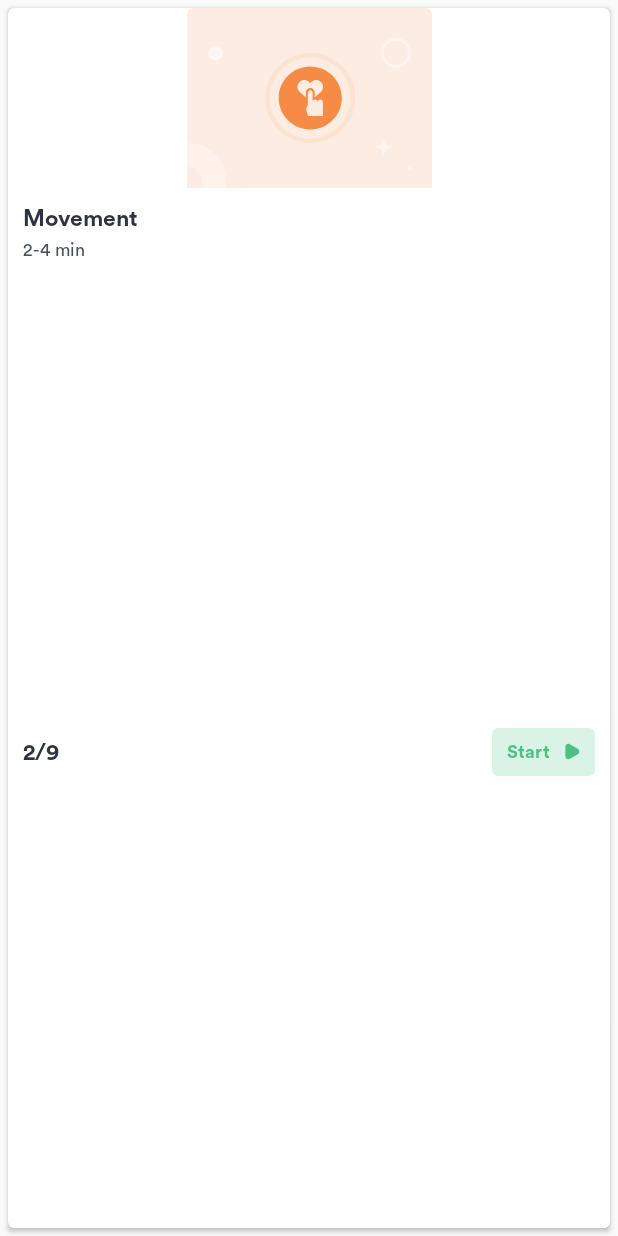
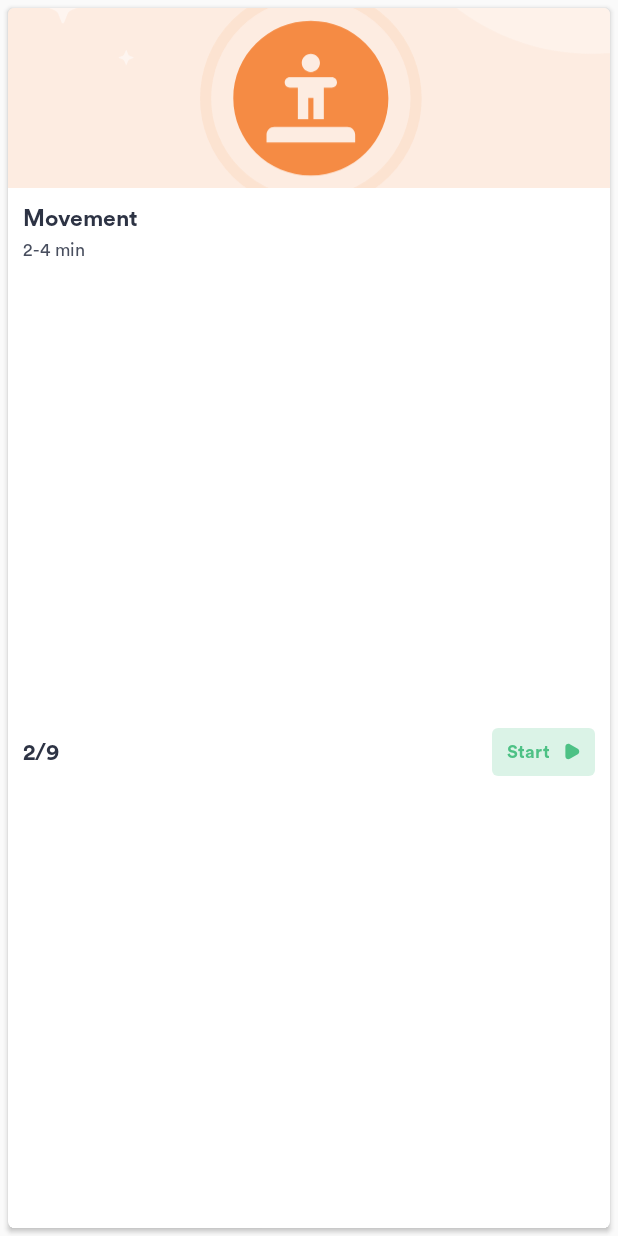
Before and after one commit to felicherivarez91/dreaMS, an Android app: the layout item_dashboard_challenge_category.xml on its own in the app's theme, with its tools: preview values and no code run, on a phone screen of 412 x 824 dp. Run offline under Robolectric (Android 15) with nearby library versions, the phone set to English and light mode, and no system bars.

Commit message:
add assets for challenges and categories

```diff
--- a/app/src/main/java/com/healios/dreams/ui/dashboard/home/DashboardChallengesCategoriesRecyclerViewAdapter.kt
+++ b/app/src/main/java/com/healios/dreams/ui/dashboard/home/DashboardChallengesCategoriesRecyclerViewAdapter.kt
@@ -20,6 +20,7 @@ class DashboardChallengesCategoriesRecyclerViewAdapter:
 
     override fun getItemCount(): Int {
         categoryList?.let {
+            //FIXME: Uncomment
             return 4//it.size
         }
         return 0
--- /dev/null
+++ b/app/src/main/res/drawable/ic_challenge_category_movement_uncompleted.xml
@@ -0,0 +1,29 @@
+<vector android:autoMirrored="true" android:height="120dp"
+    android:viewportHeight="120" android:viewportWidth="163"
+    android:width="163dp" xmlns:android="http://schemas.android.com/apk/res/android">
+    <group>
+        <clip-path android:pathData="M0,4C0,1.791 1.791,0 4,0H159C161.209,0 163,1.791 163,4V120H0V4Z"/>
+        <path android:fillAlpha="0.8" android:fillColor="#FDE8DA"
+            android:pathData="M0,4C0,1.791 1.791,0 4,0H159C161.209,0 163,1.791 163,4V120H0V4Z" android:strokeAlpha="0.8"/>
+        <path android:fillAlpha="0.3" android:fillColor="#00000000"
+            android:pathData="M158,-12m-52,0a52,52 0,1 1,104 0a52,52 0,1 1,-104 0"
+            android:strokeAlpha="0.3" android:strokeColor="#ffffff" android:strokeWidth="16"/>
+        <path android:fillAlpha="0.3" android:fillColor="#00000000"
+            android:pathData="M111,131m-17,0a17,17 0,1 1,34 0a17,17 0,1 1,-34 0"
+            android:strokeAlpha="0.3" android:strokeColor="#ffffff" android:strokeWidth="16"/>
+        <path android:fillAlpha="0.5" android:fillColor="#00000000"
+            android:pathData="M4,117m-9,0a9,9 0,1 1,18 0a9,9 0,1 1,-18 0"
+            android:strokeAlpha="0.5" android:strokeColor="#ffffff" android:strokeWidth="2"/>
+        <path android:fillAlpha="0.5" android:fillColor="#ffffff"
+            android:pathData="M43,12m-4,0a4,4 0,1 1,8 0a4,4 0,1 1,-8 0"
+            android:strokeAlpha="0.5" android:strokeColor="#ffffff" android:strokeWidth="2"/>
+        <path android:fillAlpha="0.5" android:fillColor="#ffffff"
+            android:pathData="M33.911,49.13L32.974,49.5C32.757,49.586 32.586,49.757 32.5,49.974L32.13,50.911C32.084,51.029 31.916,51.029 31.87,50.911L31.5,49.974C31.414,49.757 31.243,49.586 31.026,49.5L30.089,49.13C29.97,49.084 29.97,48.916 30.089,48.87L31.026,48.5C31.243,48.414 31.414,48.243 31.5,48.026L31.87,47.089C31.916,46.97 32.084,46.97 32.13,47.089L32.5,48.026C32.586,48.243 32.757,48.414 32.974,48.5L33.911,48.87C34.03,48.916 34.03,49.084 33.911,49.13Z" android:strokeAlpha="0.5"/>
+        <path android:fillAlpha="0.5" android:fillColor="#ffffff"
+            android:pathData="M19.516,35.183L17.235,36.083C16.708,36.291 16.291,36.708 16.083,37.235L15.183,39.516C15.069,39.804 14.662,39.804 14.549,39.516L13.648,37.235C13.441,36.708 13.024,36.291 12.497,36.083L10.216,35.183C9.928,35.069 9.928,34.662 10.216,34.549L12.497,33.648C13.024,33.44 13.441,33.024 13.648,32.497L14.549,30.216C14.662,29.928 15.069,29.928 15.183,30.216L16.083,32.497C16.291,33.024 16.708,33.441 17.235,33.648L19.516,34.549C19.804,34.662 19.804,35.069 19.516,35.183Z" android:strokeAlpha="0.5"/>
+        <path android:fillColor="#F58B44" android:fillType="evenOdd" android:pathData="M82,81C93.598,81 103,71.598 103,60C103,48.402 93.598,39 82,39C70.402,39 61,48.402 61,60C61,71.598 70.402,81 82,81ZM70,69.891C70,68.728 70.946,67.781 72.109,67.781H91.891C93.054,67.781 94,68.728 94,69.891V72H70V69.891ZM84.461,50.461C84.461,51.82 83.359,52.922 82,52.922C80.641,52.922 79.539,51.82 79.539,50.461C79.539,49.102 80.641,48 82,48C83.359,48 84.461,49.102 84.461,50.461ZM78.484,57.141H76.328C75.551,57.141 74.922,56.511 74.922,55.734C74.922,54.958 75.551,54.328 76.328,54.328H87.672C88.449,54.328 89.078,54.958 89.078,55.734C89.078,56.511 88.449,57.141 87.672,57.141H85.516V65.672H82.703V59.953H81.297V65.672H78.484V57.141Z"/>
+    </group>
+    <path android:fillAlpha="0.1" android:fillColor="#00000000"
+        android:pathData="M82,60m-28.5,0a28.5,28.5 0,1 1,57 0a28.5,28.5 0,1 1,-57 0"
+        android:strokeAlpha="0.1" android:strokeColor="#F58B44" android:strokeWidth="3"/>
+</vector>
--- a/app/src/main/res/layout/fragment_dashboard_non_completed_challenges.xml
+++ b/app/src/main/res/layout/fragment_dashboard_non_completed_challenges.xml
@@ -14,7 +14,9 @@
         <androidx.recyclerview.widget.RecyclerView
             android:id="@+id/recyclerView_dashboard_non_completed_challenges"
             android:layout_width="match_parent"
-            android:layout_height="match_parent"/>
+            android:layout_height="match_parent"
+            android:layout_marginTop="20dp"
+            android:layout_marginBottom="10dp"/>
 
     </RelativeLayout>
 
--- a/app/src/main/res/layout/item_dashboard_challenge_category.xml
+++ b/app/src/main/res/layout/item_dashboard_challenge_category.xml
@@ -24,8 +24,8 @@
                 android:layout_width="match_parent"
                 android:layout_height="wrap_content"
                 android:minHeight="120dp"
-                android:scaleType="centerInside"
-                android:src="@drawable/ic_challenge_category_fine_motor_skills_uncompleted" />
+                android:scaleType="centerCrop"
+                android:src="@drawable/ic_challenge_category_movement_uncompleted" />
 
             <TextView
                 android:id="@+id/textView_item_dashboard_challenge_category_title"
@@ -57,7 +57,8 @@
                 android:layout_marginEnd="10dp"
                 android:layout_marginBottom="10dp"
                 android:minHeight="32dp"
-                android:layout_below="@id/textView_item_dashboard_challenge_category_time_text">
+                android:layout_below="@id/textView_item_dashboard_challenge_category_time_text"
+                >
 
                 <TextView
                     android:id="@+id/textView_item_dashboard_challenge_category_num_completed_text"
--- a/app/src/main/res/values/dimens.xml
+++ b/app/src/main/res/values/dimens.xml
@@ -5,6 +5,7 @@
     <dimen name="width_personalInformation_avatar">@dimen/height_personalInformation_avatar</dimen>
 
     <dimen name="cornerRadius_all_general">4dp</dimen>
+
 
     <dimen name="elevation_all_toolbar">4dp</dimen>
 
@@ -18,6 +19,9 @@
     <dimen name="height_dialog_open_third_party_app_default">280dp</dimen>
     <!-- ./ Main Button Dimens -->
 
+    <!-- NON-Completed Challenges -->
+    <dimen name="cornerRadius_non_completed_challenges">5dp</dimen>
+    <!-- ./NON-Completed Challenges -->
 
     <!-- If we want the same size of bottom navigation text -->
     <dimen name="design_bottom_navigation_active_text_size" tools:override="true">12sp</dimen>
```
Also changed, not shown: app/src/main/java/com/healios/dreams/ui/dashboard/home/DashboardNonCompletedChallengesRecyclerViewAdapter.kt (+4 -3 lines), app/src/main/res/drawable/ic_challenge_category_cognition_completed.xml (added, +23 -0 lines), app/src/main/res/drawable/ic_challenge_category_cognition_uncompleted.xml (added, +23 -0 lines), app/src/main/res/drawable/ic_challenge_category_movement_completed.xml (added, +32 -0 lines), app/src/main/res/drawable/ic_challenge_category_vision_and_surveys_completed.xml (added, +38 -0 lines), app/src/main/res/drawable/ic_challenge_category_vision_and_surveys_uncompleted.xml (added, +38 -0 lines), app/src/main/res/layout/item_dashboard_non_completed_challenge.xml (+4 -3 lines), app/src/main/res/drawable/ic_challenge_blimbing_stairs_uncompleted.png (added), app/src/main/res/drawable/ic_challenge_peak_spin_cycle_uncompleted.png (added), app/src/main/res/drawable/ic_challenge_peak_word_hunt_uncompleted.png (added), app/src/main/res/drawable/ic_challenge_wobbler_uncompleted.png (added).
